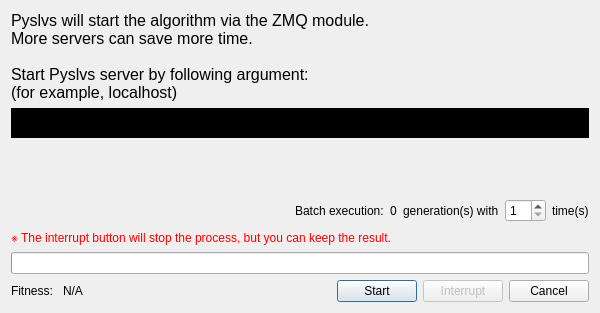
Above: core/synthesis/DimensionalSynthesis/DimensionalSynthesis_dialog/progress.ui from KmolYuan/Pyslvs-UI before the change. Below: the same form after it.
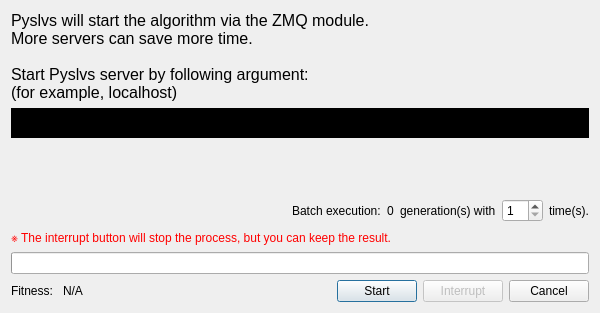
That is the form after the change. Icons and pictures are not drawn.

Patch:
```diff
--- a/core/synthesis/DimensionalSynthesis/DimensionalSynthesis_dialog/progress.ui
+++ b/core/synthesis/DimensionalSynthesis/DimensionalSynthesis_dialog/progress.ui
@@ -128,7 +128,7 @@
      <item>
       <widget class="QLabel" name="label_5">
        <property name="text">
-        <string>time(s)</string>
+        <string>time(s).</string>
        </property>
       </widget>
      </item>
```
